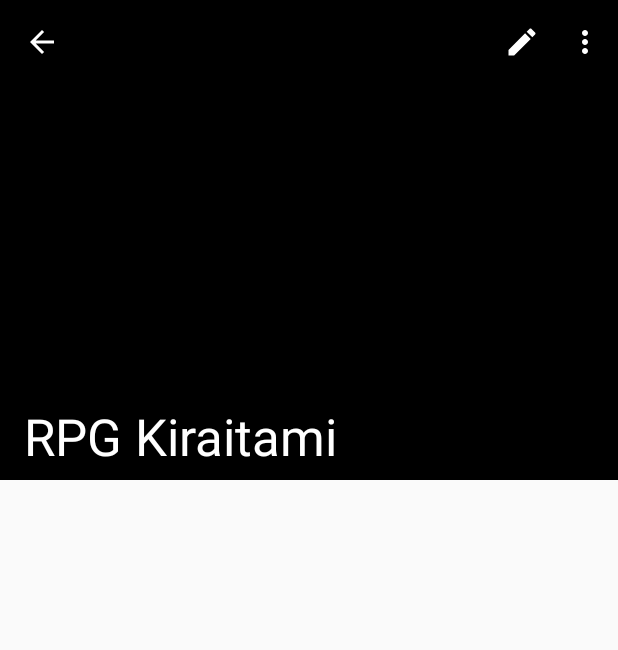
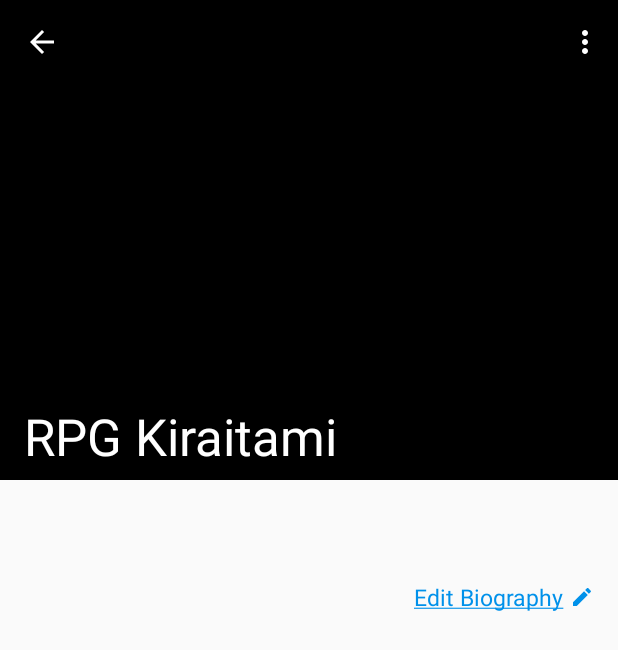
Before and after one commit to kiraitami/project-rpg, an Android app: the CharacterProfileActivity screen opened directly, with no data from a screen before it, on a phone screen of 412 x 824 dp. Shown: the top 650 px of the screen. Run offline under Robolectric (Android 15) with nearby library versions, the light colour scheme and no system bars; our stand-ins replace CircleImageView, Firebase (no records; nobody signed in at launch, a user with empty details on screens opened directly); pictures from the network do not load; 6 statements that could not run were skipped.

Commit message:
fix last updates

```diff
--- a/app/src/main/java/com/example/apprpg/ui/activities/CharacterProfileActivity.java
+++ b/app/src/main/java/com/example/apprpg/ui/activities/CharacterProfileActivity.java
@@ -4,12 +4,14 @@ import androidx.annotation.NonNull;
 import androidx.annotation.Nullable;
 import androidx.appcompat.app.AppCompatActivity;
 import androidx.appcompat.widget.Toolbar;
+import androidx.core.widget.NestedScrollView;
 
 import android.Manifest;
 import android.app.Activity;
 import android.app.AlertDialog;
 import android.content.Intent;
 import android.content.pm.PackageManager;
+import android.graphics.Color;
 import android.net.Uri;
 import android.os.Bundle;
 import android.provider.MediaStore;
@@ -34,6 +36,7 @@ import com.example.apprpg.R;
 import com.example.apprpg.ui.dialog.EditCharacterDialog;
 import com.google.android.material.appbar.CollapsingToolbarLayout;
 import com.google.android.material.floatingactionbutton.FloatingActionButton;
+import com.google.android.material.snackbar.Snackbar;
 
 import de.hdodenhof.circleimageview.CircleImageView;
 
@@ -43,13 +46,13 @@ public class CharacterProfileActivity extends AppCompatActivity
 
     private ImageView cover_image;
     private CircleImageView profile_picture;
-    private FloatingActionButton fab_save_editions;
     private AlertDialog alertDialog;
     private Toolbar toolbar;
     private CollapsingToolbarLayout collapsing_toolbar_l;
-    private TextView bio_description;
+    private TextView bio_description, edit_bio;
     private EditText input_bio;
     private Button btn_update_bio, btn_update_bio_cancel;
+    private NestedScrollView nested_scroll;
 
     private EditCharacterDialog editCharacterDialog;
 
@@ -108,11 +111,6 @@ public class CharacterProfileActivity extends AppCompatActivity
             case R.id.menu_edit_character:
                 onEditCharacterClick();
                 break;
-
-            case R.id.menu_edit_bio:
-                input_bio.setText(character.getBioDescription());
-                setEditBioVisibility(true);
-                break;
         }
         return super.onOptionsItemSelected(item);
     }
@@ -136,7 +134,7 @@ public class CharacterProfileActivity extends AppCompatActivity
                     break;
             }
 
-            fab_save_editions.show();
+            makeSaveEditionsSnackBar();
         }
     }
 
@@ -190,33 +188,36 @@ public class CharacterProfileActivity extends AppCompatActivity
         Glide.with(this)
                 .load(character.getProfilePictureUrl())
                 .thumbnail(0.2f)
+                .override(720,720)
                 .into(profile_picture);
 
         Glide.with(this)
                 .load(character.getCoverPictureUrl())
+                .override(1080,720)
                 .thumbnail(0.2f)
                 .into(cover_image);
     }
 
 
     private void setViewsById(){
-        fab_save_editions = findViewById(R.id.fab_save_editions_character);
         cover_image = findViewById(R.id.cover_image_char_prof);
         profile_picture = findViewById(R.id.profile_picture_char_prof);
         toolbar = findViewById(R.id.toolbar_inside_collapsing_char_prof);
         collapsing_toolbar_l = findViewById(R.id.collapsing_toolbar_char_prof);
         bio_description = findViewById(R.id.profile_bio);
+        edit_bio = findViewById(R.id.edit_profile_bio);
         input_bio = findViewById(R.id.input_profile_bio);
         btn_update_bio = findViewById(R.id.btn_update_bio);
         btn_update_bio_cancel = findViewById(R.id.btn_update_bio_cancel);
+        nested_scroll = findViewById(R.id.nested_scroll_character_profile);
     }
 
     private void setClickEventsActions(){
-        fab_save_editions.setOnClickListener(view -> {
-            onLoadSaving();
-            presenter.addCoverPicture(selectedCoverImage, user, character);
-            presenter.addProfilePicture(selectedProfilePicture, user, character);
-        } );
+        btn_update_bio.setOnClickListener(view -> {
+            character.setBioDescription(presenter.updateBiography(input_bio.getText().toString()));
+            StringHelper.formatToDescription(character.getBioDescription(),bio_description);
+            setEditBioVisibility(false);
+        });
 
         btn_update_bio.setOnClickListener(view -> {
             character.setBioDescription(presenter.updateBiography(input_bio.getText().toString()));
@@ -224,8 +225,22 @@ public class CharacterProfileActivity extends AppCompatActivity
             setEditBioVisibility(false);
         });
 
-        btn_update_bio_cancel.setOnClickListener(view -> setEditBioVisibility(false));
+        edit_bio.setOnClickListener(view -> {
+            input_bio.setText(character.getBioDescription());
+            setEditBioVisibility(true);
+        });
 
+    }
+
+    private void makeSaveEditionsSnackBar(){
+        Snackbar.make(nested_scroll, getResources().getString(R.string.snackbar_update_profile_images),Snackbar.LENGTH_INDEFINITE)
+                .setAction(getResources().getString(R.string.snackbar_update_profile_images_btn), view -> {
+                    onLoadSaving();
+                    presenter.addCoverPicture(selectedCoverImage, user, character);
+                    presenter.addProfilePicture(selectedProfilePicture, user, character);
+                })
+                .setActionTextColor(Color.WHITE)
+                .show();
     }
 
     private void setEditBioVisibility(boolean visible){
@@ -316,7 +331,7 @@ public class CharacterProfileActivity extends AppCompatActivity
     public void onImageSaveSuccessful() {
         Toast.makeText(this, getResources().getString(R.string.toast_update_image_successful), Toast.LENGTH_SHORT).show();
         alertDialog.dismiss();
-        fab_save_editions.hide();
+        loadImages();
     }
 
     @Override
--- a/app/src/main/java/com/example/apprpg/ui/activities/FirstActivity.java
+++ b/app/src/main/java/com/example/apprpg/ui/activities/FirstActivity.java
@@ -35,12 +35,13 @@ public class FirstActivity extends AppCompatActivity {
 
         getWindow().setFlags(WindowManager.LayoutParams.FLAG_FULLSCREEN, WindowManager.LayoutParams.FLAG_FULLSCREEN);
 
+        /*
         CaocConfig.Builder.create()
                 .trackActivities(true)
                 .restartActivity(FirstActivity.class)
                 .errorDrawable(R.drawable.ic_very_dissatisfied_240dp)
                 .apply();
-
+*/
        // validateVersion();
         goToLoginActivity();
     }
--- /dev/null
+++ b/app/src/main/res/drawable-v23/ic_edit_bio.xml
@@ -0,0 +1,10 @@
+<?xml version="1.0" encoding="utf-8"?>
+<layer-list xmlns:android="http://schemas.android.com/apk/res/android" >
+
+    <item
+        android:drawable="@drawable/ic_edit_blue"
+        android:width="16dp"
+        android:height="16dp"
+        />
+
+</layer-list >
--- /dev/null
+++ b/app/src/main/res/drawable/ic_edit_bio.xml
@@ -0,0 +1,10 @@
+<?xml version="1.0" encoding="utf-8"?>
+<layer-list xmlns:android="http://schemas.android.com/apk/res/android" >
+
+    <item
+        android:drawable="@drawable/ic_edit_blue"
+        android:width="16dp"
+        android:height="16dp"
+        />
+
+</layer-list >
--- /dev/null
+++ b/app/src/main/res/drawable/ic_edit_blue.xml
@@ -0,0 +1,5 @@
+<vector android:height="15dp" android:tint="#0091EA"
+    android:viewportHeight="24.0" android:viewportWidth="24.0"
+    android:width="15dp" xmlns:android="http://schemas.android.com/apk/res/android">
+    <path android:fillColor="#FF000000" android:pathData="M3,17.25V21h3.75L17.81,9.94l-3.75,-3.75L3,17.25zM20.71,7.04c0.39,-0.39 0.39,-1.02 0,-1.41l-2.34,-2.34c-0.39,-0.39 -1.02,-0.39 -1.41,0l-1.83,1.83 3.75,3.75 1.83,-1.83z"/>
+</vector>
--- a/app/src/main/res/layout/activity_character_profile.xml
+++ b/app/src/main/res/layout/activity_character_profile.xml
@@ -67,6 +67,7 @@
     </com.google.android.material.appbar.AppBarLayout>
 
     <androidx.core.widget.NestedScrollView
+        android:id="@+id/nested_scroll_character_profile"
         android:layout_width="match_parent"
         android:layout_height="match_parent"
         app:layout_behavior="com.google.android.material.appbar.AppBarLayout$ScrollingViewBehavior"
@@ -89,6 +90,20 @@
                 android:paddingBottom="10dp"
                 android:textColor="@android:color/black"
                 android:textSize="20sp" />
+
+            <TextView
+                android:id="@+id/edit_profile_bio"
+                android:layout_width="wrap_content"
+                android:layout_height="wrap_content"
+                android:layout_gravity="end"
+                android:layout_marginStart="16dp"
+                android:layout_marginEnd="16dp"
+                android:drawableEnd="@drawable/ic_edit_bio"
+                android:drawablePadding="4dp"
+                android:text="@string/edit_bio"
+                android:textColor="#0091EA"
+                android:textSize="15sp"
+                />
 
             <EditText
                 android:id="@+id/input_profile_bio"
@@ -144,15 +159,4 @@
 
     </androidx.core.widget.NestedScrollView>
 
-    <com.google.android.material.floatingactionbutton.FloatingActionButton
-        android:id="@+id/fab_save_editions_character"
-        android:layout_width="wrap_content"
-        android:layout_height="wrap_content"
-        android:layout_gravity="end|bottom"
-        android:layout_marginEnd="8dp"
-        android:layout_marginBottom="8dp"
-        android:clickable="true"
-        android:visibility="gone"
-        app:srcCompat="@drawable/ic_done_all" />
-
 </androidx.coordinatorlayout.widget.CoordinatorLayout>
--- a/app/src/main/res/layout/adapter_tavern.xml
+++ b/app/src/main/res/layout/adapter_tavern.xml
@@ -26,7 +26,7 @@
                 app:layout_constraintEnd_toEndOf="parent"
                 app:layout_constraintStart_toStartOf="parent"
                 app:layout_constraintTop_toTopOf="parent"
-                app:srcCompat="@drawable/bg_01" />
+                app:srcCompat="@drawable/bg_default" />
 
             <TextView
                 android:id="@+id/tavern_adapter_post_title"
--- a/app/src/main/res/layout/nav_header_profile.xml
+++ b/app/src/main/res/layout/nav_header_profile.xml
@@ -11,7 +11,7 @@
     android:theme="@style/ThemeOverlay.AppCompat.Dark">
 
     <ImageView
-        android:src="@drawable/bg_01"
+        android:src="@drawable/bg_default"
         android:scaleType="centerCrop"
         android:id="@+id/nav_cover_image"
         android:layout_width="0dp"
--- a/app/src/main/res/menu/menu_character_profile.xml
+++ b/app/src/main/res/menu/menu_character_profile.xml
@@ -20,12 +20,5 @@
         app:showAsAction="never"
         />
 
-    <item
-        android:id="@+id/menu_edit_bio"
-        android:icon="@drawable/ic_edit"
-        android:title="@string/menu_edit_bio"
-        app:showAsAction="ifRoom"
-        />
-
 
 </menu>
```
Also changed, not shown: app/src/main/java/com/example/apprpg/ui/adapters/CharactersAdapter.java (+12 -3 lines), app/src/main/res/layout/adapter_character.xml (+3 -4 lines).
